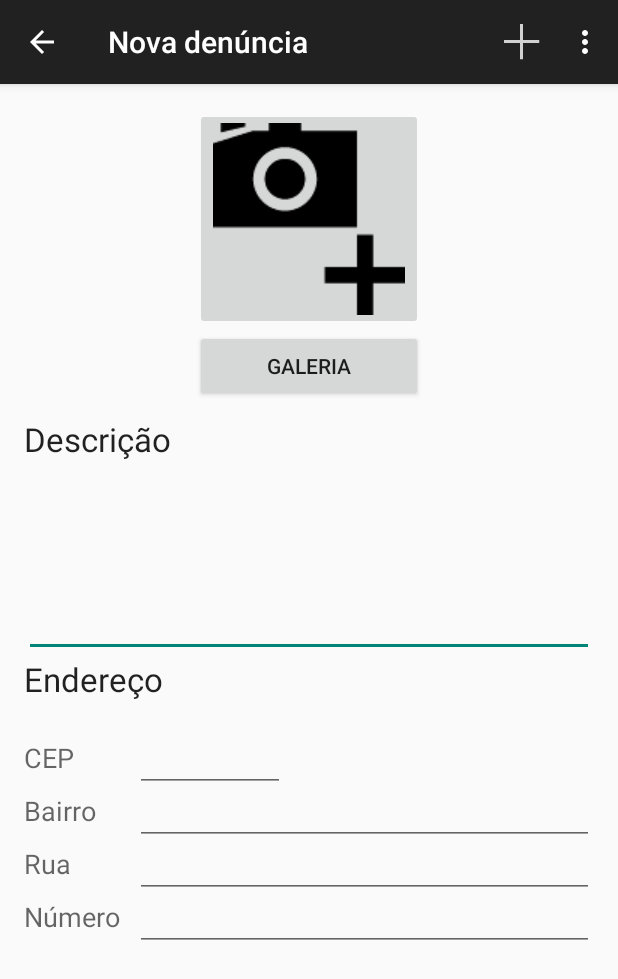
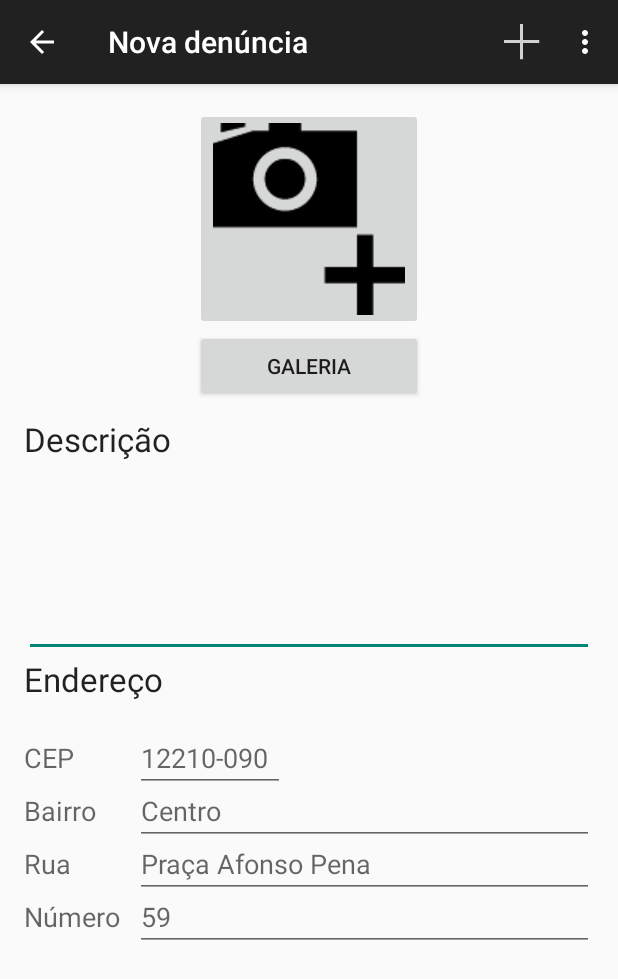
Before and after one commit to CidadeIluminada/TCMCidadeIluminada, an Android app: the ProtocoloActivity screen opened directly, with no data from a screen before it, on a phone screen of 412 x 824 dp. Shown: the top 979 px of the screen. Run offline under Robolectric (Android 15) with nearby library versions, the phone set to English and light mode, and no system bars.

Commit message:
Mais detalhes

```diff
--- a/android/CidadeIluminada/app/src/main/res/layout/activity_protocolo.xml
+++ b/android/CidadeIluminada/app/src/main/res/layout/activity_protocolo.xml
@@ -85,7 +85,8 @@
             android:layout_alignTop="@+id/cepProtocoloLabel"
             android:layout_alignBaseline="@+id/cepProtocoloLabel"
             android:layout_alignStart="@+id/numeroEditText"
-            android:inputType="number" />
+            android:inputType="number"
+            android:hint="12210-090" />
 
         <TextView
             android:layout_width="wrap_content"
@@ -104,7 +105,8 @@
             android:layout_alignBaseline="@+id/bairroProtocoloLabel"
             android:inputType="text"
             android:layout_alignParentEnd="true"
-            android:layout_alignStart="@+id/numeroEditText" />
+            android:layout_alignStart="@+id/numeroEditText"
+            android:hint="Centro" />
 
         <TextView
             android:layout_width="wrap_content"
@@ -124,7 +126,8 @@
             android:inputType="text"
             android:layout_alignBaseline="@id/ruaProtocoloLabel"
             android:layout_alignStart="@+id/numeroEditText"
-            android:layout_alignParentEnd="true" />
+            android:layout_alignParentEnd="true"
+            android:hint="Praça Afonso Pena" />
 
         <TextView
             android:layout_width="wrap_content"
@@ -144,6 +147,7 @@
             android:layout_alignBaseline="@+id/numeroProtocoloLabel"
             android:layout_alignParentEnd="true"
             android:layout_marginStart="@dimen/protocoloEnderecoFieldsMargin"
-            android:inputType="text" />
+            android:inputType="text"
+            android:hint="59" />
     </RelativeLayout>
 </ScrollView>
```
